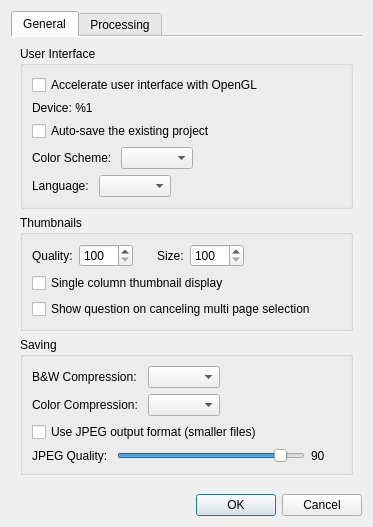
The window that src/app/SettingsDialog.ui (abandoned-industries/scantailor-spectre) describes before a commit, drawn with Qt 5.
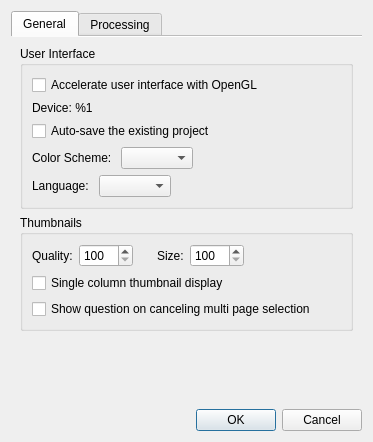
The same window after the commit.

Commit message: Add macOS standalone startup window and output format settings

What changed in the file:
```diff
--- a/src/app/SettingsDialog.ui
+++ b/src/app/SettingsDialog.ui
@@ -224,109 +224,6 @@
          </layout>
         </widget>
        </item>
-       <item>
-        <widget class="QGroupBox" name="groupBox_2">
-         <property name="title">
-          <string>Saving</string>
-         </property>
-         <layout class="QVBoxLayout" name="verticalLayout_saving">
-          <item>
-           <layout class="QHBoxLayout" name="horizontalLayout_2">
-            <item>
-             <layout class="QGridLayout" name="gridLayout">
-              <item row="0" column="0">
-               <widget class="QLabel" name="tiffCompressionBWLabel">
-                <property name="text">
-                 <string>B&amp;W Compression: </string>
-                </property>
-               </widget>
-              </item>
-              <item row="0" column="1">
-               <widget class="QComboBox" name="tiffCompressionBWBox"/>
-              </item>
-              <item row="1" column="0">
-               <widget class="QLabel" name="tiffCompressionColorLabel">
-                <property name="text">
-                 <string>Color Compression: </string>
-                </property>
-               </widget>
-              </item>
-              <item row="1" column="1">
-               <widget class="QComboBox" name="tiffCompressionColorBox"/>
-              </item>
-             </layout>
-            </item>
-            <item>
-             <spacer name="horizontalSpacer_2">
-              <property name="orientation">
-               <enum>Qt::Horizontal</enum>
-              </property>
-              <property name="sizeHint" stdset="0">
-               <size>
-                <width>1</width>
-                <height>1</height>
-               </size>
-              </property>
-             </spacer>
-            </item>
-           </layout>
-          </item>
-          <item>
-           <widget class="QCheckBox" name="jpegOutputCB">
-            <property name="toolTip">
-             <string>Save output as JPEG instead of TIFF for smaller file sizes (best for color/grayscale output)</string>
-            </property>
-            <property name="text">
-             <string>Use JPEG output format (smaller files)</string>
-            </property>
-           </widget>
-          </item>
-          <item>
-           <layout class="QHBoxLayout" name="horizontalLayout_jpeg">
-            <item>
-             <widget class="QLabel" name="jpegQualityLabel">
-              <property name="text">
-               <string>JPEG Quality: </string>
-              </property>
-             </widget>
-            </item>
-            <item>
-             <widget class="QSlider" name="jpegQualitySlider">
-              <property name="toolTip">
-               <string>JPEG quality (1-100). Higher values mean better quality but larger files. 90 is recommended.</string>
-              </property>
-              <property name="minimum">
-               <number>1</number>
-              </property>
-              <property name="maximum">
-               <number>100</number>
-              </property>
-              <property name="value">
-               <number>90</number>
-              </property>
-              <property name="orientation">
-               <enum>Qt::Horizontal</enum>
-              </property>
-             </widget>
-            </item>
-            <item>
-             <widget class="QLabel" name="jpegQualityValueLabel">
-              <property name="text">
-               <string>90</string>
-              </property>
-              <property name="minimumSize">
-               <size>
-                <width>30</width>
-                <height>0</height>
-               </size>
-              </property>
-             </widget>
-            </item>
-           </layout>
-          </item>
-         </layout>
-        </widget>
-       </item>
        <item>
         <spacer name="verticalSpacer_2">
          <property name="orientation">
```
The commit also changes 21 other files.
